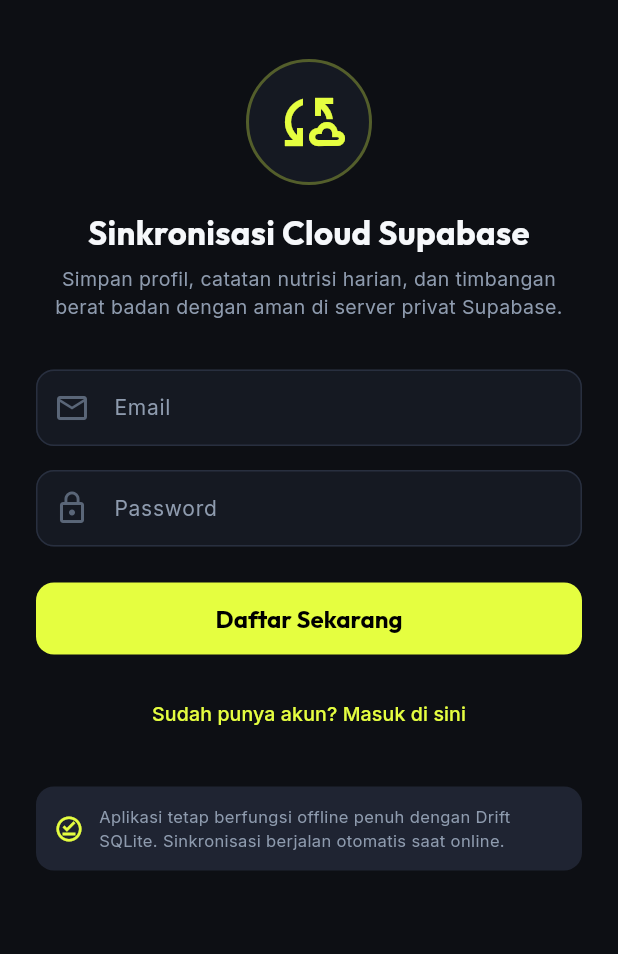
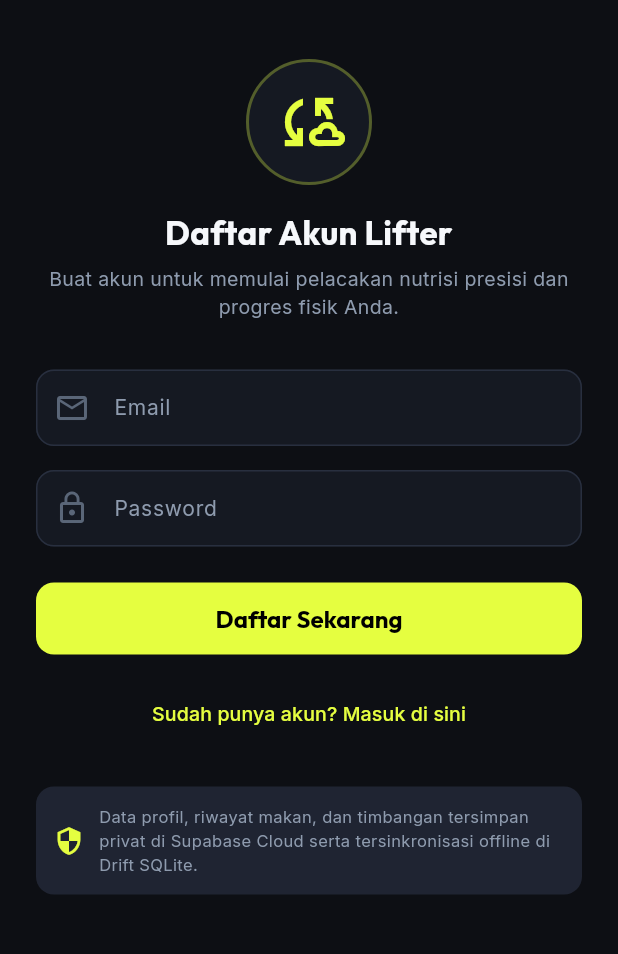
Before and after one commit to fauzanaziz0098/FitTrack, a Flutter app: the AuthScreen screen opened directly, after a tap on "Belum punya akun? Daftar gratis sekarang", on a phone screen of 412 x 824 dp, the part 61-1015 px from its top. Run offline on Flutter 3.47's test engine with Material 3 defaults, Android fonts, the phone set to English and light mode, and no system bars; our stand-ins replace drift, drift_flutter, fl_chart, flutter_riverpod, google_fonts, shared_preferences and 1 more; accounts and stored records are empty; generated files the repository leaves out were written again.

Commit message:
feat(auth): require login before entering dashboard and support direct signup session

```diff
--- a/lib/features/auth/providers/auth_provider.dart
+++ b/lib/features/auth/providers/auth_provider.dart
@@ -89,3 +89,9 @@ final authStateProvider = StreamProvider<AuthState?>((ref) {
   if (!supabase.isInitialized) return Stream.value(null);
   return Supabase.instance.client.auth.onAuthStateChange;
 });
+
+// Current user provider (reactive to login/logout)
+final currentUserProvider = Provider<User?>((ref) {
+  final authState = ref.watch(authStateProvider);
+  return authState.value?.session?.user ?? SupabaseService.instance.currentUser;
+});
--- a/lib/features/auth/screens/auth_screen.dart
+++ b/lib/features/auth/screens/auth_screen.dart
@@ -54,7 +54,7 @@ class _AuthScreenState extends ConsumerState<AuthScreen> {
                   content: Text('Pendaftaran & Login berhasil! Akun cloud terhubung.'),
                 ),
               );
-              Navigator.pop(context);
+              if (Navigator.canPop(context)) Navigator.pop(context);
             }
           } else {
             ScaffoldMessenger.of(context).showSnackBar(
@@ -76,7 +76,7 @@ class _AuthScreenState extends ConsumerState<AuthScreen> {
               content: Text('Login berhasil! Data cloud tersinkronisasi.'),
             ),
           );
-          Navigator.pop(context);
+          if (Navigator.canPop(context)) Navigator.pop(context);
         }
       }
     } catch (e) {
@@ -98,7 +98,8 @@ class _AuthScreenState extends ConsumerState<AuthScreen> {
     return Scaffold(
       backgroundColor: AppColors.background,
       appBar: AppBar(
-        title: Text(_isSignUp ? 'Buat Akun IronBite' : 'Masuk Akun Cloud'),
+        automaticallyImplyLeading: Navigator.canPop(context),
+        title: Text(_isSignUp ? 'Buat Akun IronBite' : 'Masuk Akun IronBite'),
       ),
       body: SingleChildScrollView(
         padding: const EdgeInsets.all(24.0),
@@ -118,7 +119,7 @@ class _AuthScreenState extends ConsumerState<AuthScreen> {
             ),
             const SizedBox(height: 16),
             Text(
-              'Sinkronisasi Cloud Supabase',
+              _isSignUp ? 'Daftar Akun Lifter' : 'Selamat Datang di IronBite',
               style: GoogleFonts.outfit(
                 fontSize: 22,
                 fontWeight: FontWeight.bold,
@@ -128,7 +129,9 @@ class _AuthScreenState extends ConsumerState<AuthScreen> {
             ),
             const SizedBox(height: 6),
             Text(
-              'Simpan profil, catatan nutrisi harian, dan timbangan berat badan dengan aman di server privat Supabase.',
+              _isSignUp
+                  ? 'Buat akun untuk memulai pelacakan nutrisi presisi dan progres fisik Anda.'
+                  : 'Masuk akun untuk mengakses dashboard dan mengontrol target kalori harian Anda.',
               style: GoogleFonts.inter(fontSize: 13, color: AppColors.textSecondary),
               textAlign: TextAlign.center,
             ),
@@ -195,11 +198,11 @@ class _AuthScreenState extends ConsumerState<AuthScreen> {
               ),
               child: Row(
                 children: [
-                  const Icon(Icons.offline_pin_outlined, size: 20, color: AppColors.primary),
+                  const Icon(Icons.security_outlined, size: 20, color: AppColors.primary),
                   const SizedBox(width: 10),
                   Expanded(
                     child: Text(
-                      'Aplikasi tetap berfungsi offline penuh dengan Drift SQLite. Sinkronisasi berjalan otomatis saat online.',
+                      'Data profil, riwayat makan, dan timbangan tersimpan privat di Supabase Cloud serta tersinkronisasi offline di Drift SQLite.',
                       style: GoogleFonts.inter(fontSize: 11, color: AppColors.textSecondary),
                     ),
                   ),
```
Also changed, not shown: lib/main.dart (+8 -0 lines).
